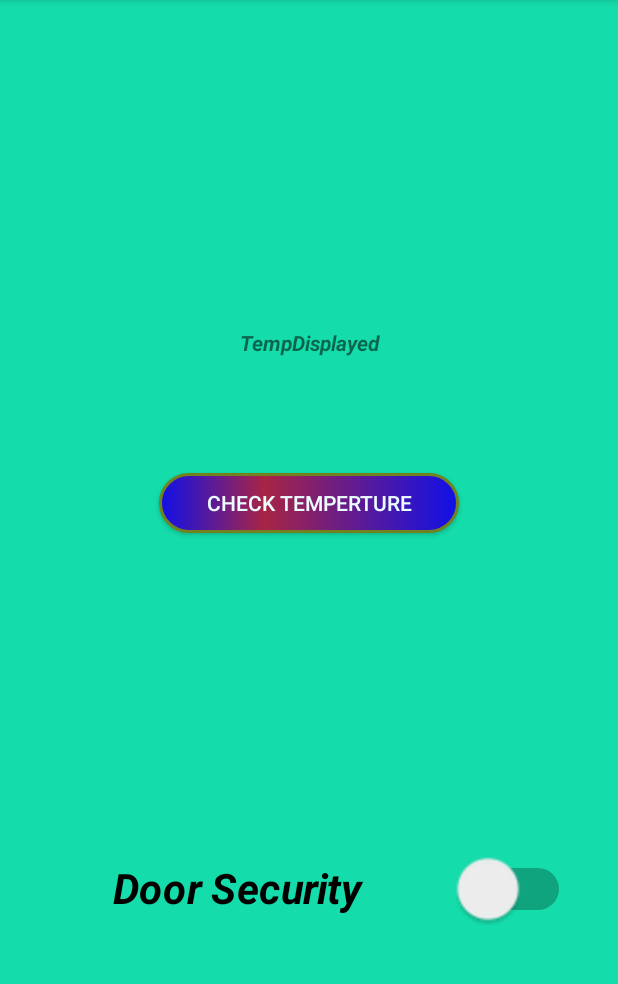
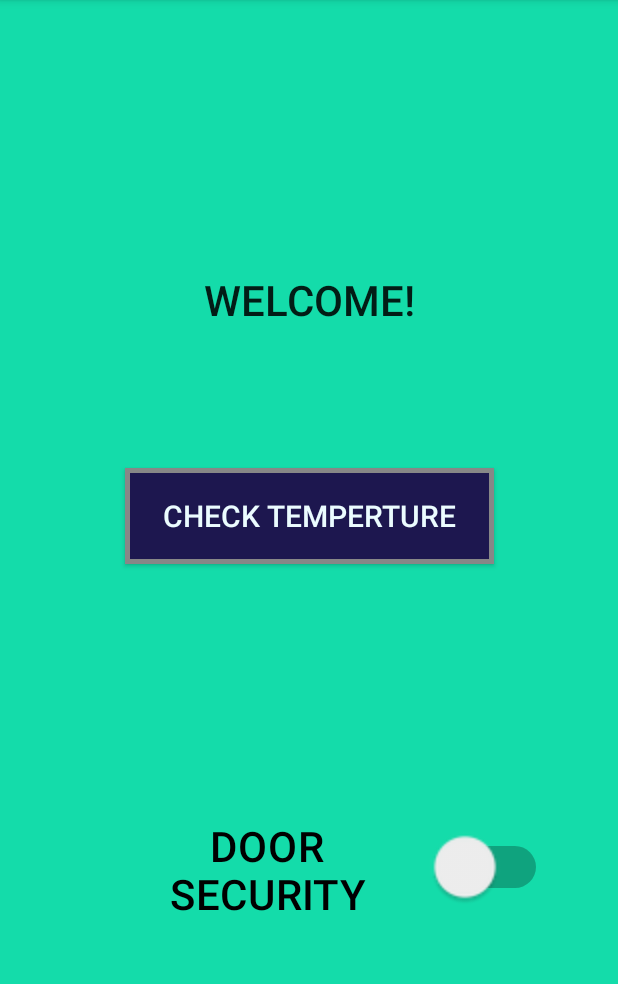
Before and after one commit to BhawiniTripathi/FireAlert, an Android app: the screen it shows after launch (MainActivity), on a phone screen of 412 x 824 dp, the part 84-1068 px from its top. Run offline under Robolectric (Android 15) with nearby library versions, the phone set to English and light mode, and no system bars; libraries missing offline, so code that uses them is left out: com.mbientlab.metawear; 1 statement that could not run was skipped.

Commit message:
Polished Code

```diff
--- a/app/src/main/java/com/example/mbientlab/firealert/MainActivity.java
+++ b/app/src/main/java/com/example/mbientlab/firealert/MainActivity.java
@@ -5,6 +5,8 @@ import android.content.ComponentName;
 import android.content.Context;
 import android.content.Intent;
 import android.content.ServiceConnection;
+import android.graphics.Color;
+import android.graphics.drawable.ColorDrawable;
 import android.os.IBinder;
 import android.support.v7.app.AlertDialog;
 import android.support.v7.app.AppCompatActivity;
@@ -72,9 +74,10 @@ public class MainActivity extends AppCompatActivity implements ServiceConnection
         simpleSwitch = (Switch) findViewById(R.id.switch2);
         //Alert Functionality
         builder = new AlertDialog.Builder(this);
-        builder.setMessage("Temperature is too HIGH. Vacate the building!");
+        builder.setMessage("Temperature is too HIGH. Door security disabled. Vacate the building!");
         alert = builder.create();
         alert.setTitle("FIRE ALERT!!!");
+        alert.getWindow().setBackgroundDrawable(new ColorDrawable(Color.parseColor("#FFFCB9B7")));
 
 
         Activity curractivity = (Activity) this;
@@ -178,7 +181,7 @@ public class MainActivity extends AppCompatActivity implements ServiceConnection
                         //String x = "Temperature (C) = " + data.value(Float.class);
                         Log.i("firealert", "Temperature (C) = "+ data.value(Float.class).toString());
                         String timeStamp = new SimpleDateFormat("dd-M-yyyy hh:mm:ss").format(Calendar.getInstance().getTime());
-                        Log.i("firealert", "if cond: " +(data.value(Float.class)>25) );
+                        Log.i("firealert", "if cond: " +(data.value(Float.class)>24) );
                         Class[] args = new Class[1];
                         args[0] = String.class;
                         //Invoking function to display temperature
@@ -186,7 +189,7 @@ public class MainActivity extends AppCompatActivity implements ServiceConnection
                             Method settemp = activity.getClass().getMethod("setShowTemp",new Class[] { String.class });
 
                             try {
-                                settemp.invoke(activity, new String(timeStamp+ " Temperature(In degree Celsius) = "+ data.value(Float.class).toString()));
+                                settemp.invoke(activity, new String(timeStamp+ " Temperature = "+ data.value(Float.class).toString())+ " \u2103");
                             } catch (IllegalAccessException e) {
                                 e.printStackTrace();
                             } catch (InvocationTargetException e) {
@@ -198,7 +201,7 @@ public class MainActivity extends AppCompatActivity implements ServiceConnection
 
 //                        timeStamp+ " Temperature(In degree Celsius) = "+ data.value(Float.class).toString()
                         Log.i("firealert", "look no exeception");
-                        if(data.value(Float.class)>25){
+                        if(data.value(Float.class)>24){
 
                             //alert.show();
                             Log.i("firealert", "Alert!");
--- a/app/src/main/res/drawable/buttonshape.xml
+++ b/app/src/main/res/drawable/buttonshape.xml
@@ -1,14 +1,10 @@
 <?xml version="1.0" encoding="utf-8"?>
 <shape xmlns:android="http://schemas.android.com/apk/res/android" android:shape="rectangle" >
     <corners
-        android:radius="52dp"
+        android:radius="0dp"
         />
-    <gradient
-        android:centerX="35%"
-        android:centerColor="#A82544"
-        android:startColor="#1010E8"
-        android:endColor="#1010E8"
-        android:type="linear"
+    <solid
+        android:color="#1D174F"
         />
     <padding
         android:left="0dp"
@@ -21,7 +17,7 @@
         android:height="40dp"
         />
     <stroke
-        android:width="2dp"
-        android:color="#71821E"
+        android:width="3dp"
+        android:color="#878787"
         />
 </shape>
--- a/app/src/main/res/layout/activity_main.xml
+++ b/app/src/main/res/layout/activity_main.xml
@@ -11,12 +11,13 @@
     <TextView
         android:id="@+id/TmpView"
         android:layout_width="match_parent"
+        android:layout_height="112dp"
+        android:layout_marginBottom="210dp"
+        android:layout_marginTop="50dp"
+        android:textSize="28dp"
         android:gravity="center"
-        android:textStyle="bold|italic"
-        android:layout_height="86dp"
-        android:layout_marginBottom="210dp"
-        android:layout_marginTop="100dp"
-        android:text="TempDisplayed"
+        android:text="WELCOME!"
+        android:textAppearance="@style/TextAppearance.AppCompat.Button"
         app:layout_constraintBottom_toTopOf="@+id/switch2"
         app:layout_constraintEnd_toEndOf="parent"
         app:layout_constraintHorizontal_bias="0.0"
@@ -25,11 +26,12 @@
 
     <Button
         android:id="@+id/checkTempButton"
+        android:layout_width="246dp"
+        android:layout_height="64dp"
+        android:layout_marginTop="56dp"
         android:background="@drawable/buttonshape"
-        android:layout_width="200dp"
-        android:layout_height="40dp"
-        android:layout_marginTop="44dp"
         android:text="Check Temperture"
+        android:textSize="20dp"
         android:textColor="#EBFCFF"
         app:layout_constraintEnd_toEndOf="parent"
         app:layout_constraintStart_toStartOf="parent"
@@ -37,17 +39,21 @@
 
     <Switch
         android:id="@+id/switch2"
+        android:layout_width="153dp"
+        android:layout_height="33dp"
+        android:layout_marginBottom="80dp"
+        android:checked="false"
+        android:gravity="center"
         android:scaleX="2"
         android:scaleY="2"
-        android:layout_width="188dp"
-        android:layout_height="49dp"
-        android:layout_marginBottom="66dp"
-        android:checked="false"
+        android:switchPadding="0dp"
         android:text="Door Security"
-        android:textStyle="bold|italic"
-        android:gravity="center"
+        android:textAppearance="@style/TextAppearance.AppCompat.Button"
+        android:textOff="No"
+        android:textOn="Yes"
         app:layout_constraintBottom_toBottomOf="parent"
         app:layout_constraintEnd_toEndOf="parent"
+        app:layout_constraintHorizontal_bias="0.575"
         app:layout_constraintStart_toStartOf="parent"
         app:layout_constraintTop_toBottomOf="@+id/TmpView" />
 </android.support.constraint.ConstraintLayout>
```
